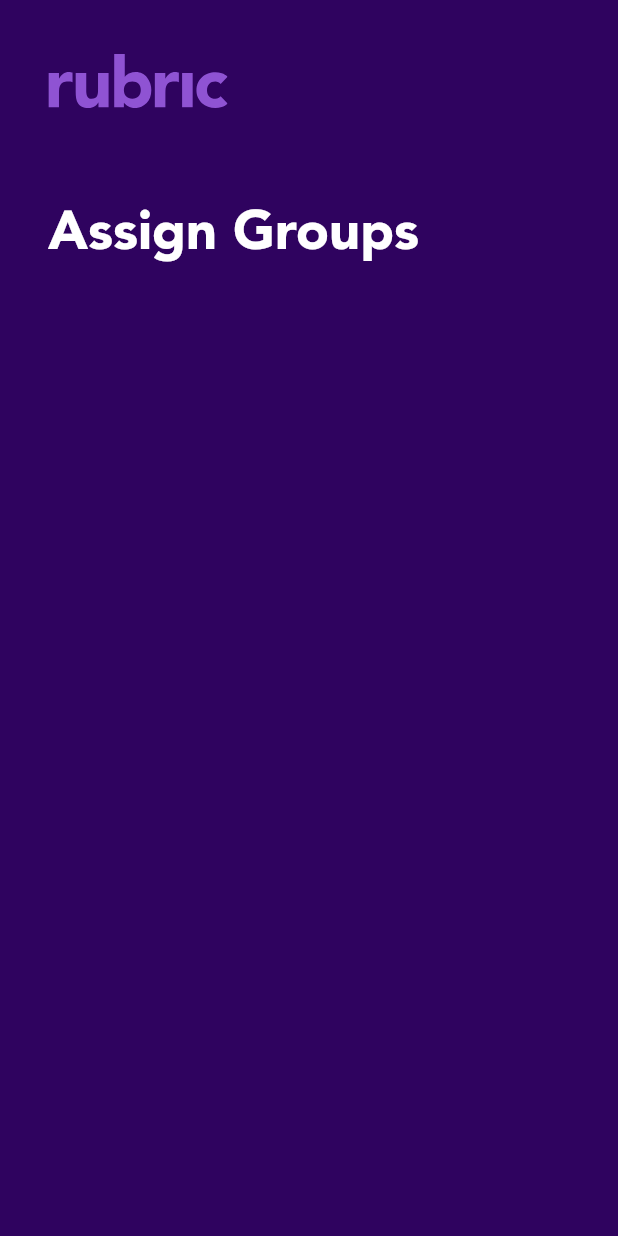
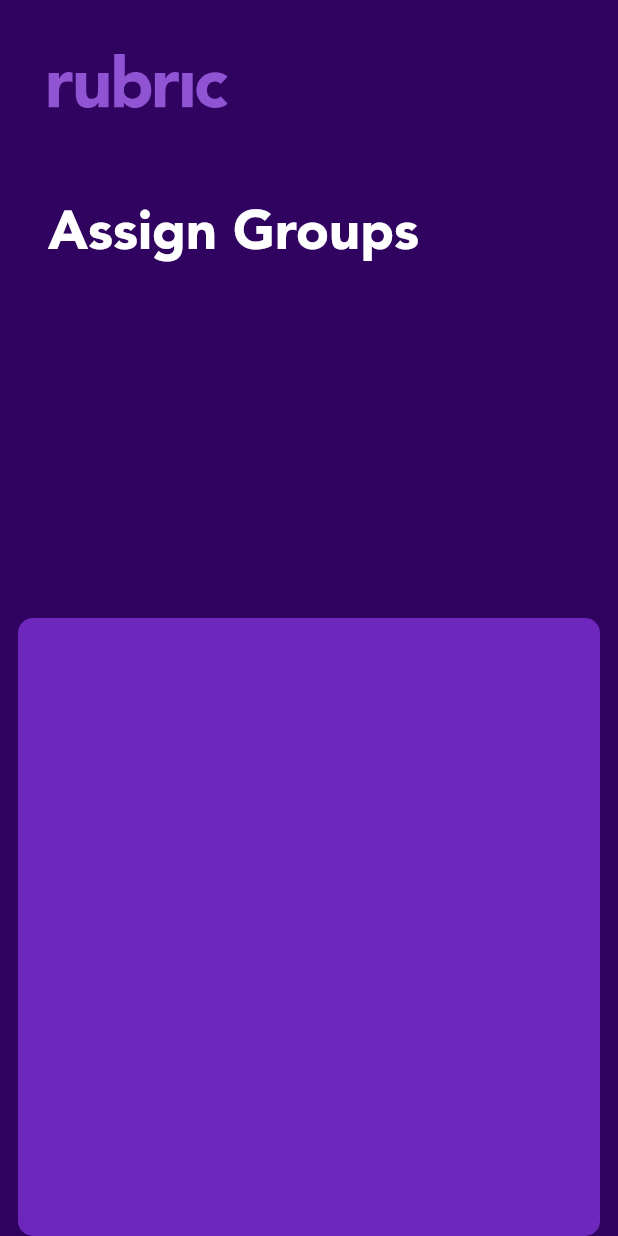
Before and after one commit to iamshawnmeek/rubric, a Flutter app: the AssignGroupsLanding screen opened directly, on a phone screen of 412 x 824 dp. Run offline on Flutter 3.47's test engine with Material 2 defaults, Android fonts, the phone set to English and light mode, and no system bars; our stand-ins replace flutter_riverpod, flutter_svg, font_awesome_flutter; missing offline and left inert: flow_builder.

Commit message:
WIP: Adding stack and building out container

```diff
--- a/lib/assign_groups_landing.dart
+++ b/lib/assign_groups_landing.dart
@@ -1,4 +1,5 @@
 import 'package:flutter/material.dart';
+import 'package:rubric/components/colors.dart';
 import 'package:rubric/typography/headline_one.dart';
 import 'components/small_logo.dart';
 
@@ -6,7 +7,9 @@ class AssignGroupsLanding extends StatelessWidget {
   @override
   Widget build(BuildContext context) {
     return Scaffold(
-      body: SingleChildScrollView(
+      body: Stack(
+        children: [
+          SingleChildScrollView(
             child: SafeArea(
               child: Padding(
                 padding: const EdgeInsets.symmetric(horizontal: 32),
@@ -23,6 +26,25 @@ class AssignGroupsLanding extends StatelessWidget {
               ),
             ),
           ),
+          Align(
+            alignment: Alignment.bottomCenter,
+            child: Padding(
+              padding: const EdgeInsets.symmetric(horizontal: 12),
+              child: FractionallySizedBox(
+                //fractions out the container
+                heightFactor: .5,
+                child: Container(
+                  decoration: BoxDecoration(
+                    borderRadius: BorderRadius.circular(10),
+                    color: primaryDark,
+                  ),
+                  height: 480, //to change later
+                ),
+              ),
+            ),
+          ),
+        ],
+      ),
     );
   }
 }
```
Lines whose indentation alone changed are shown as unchanged.
